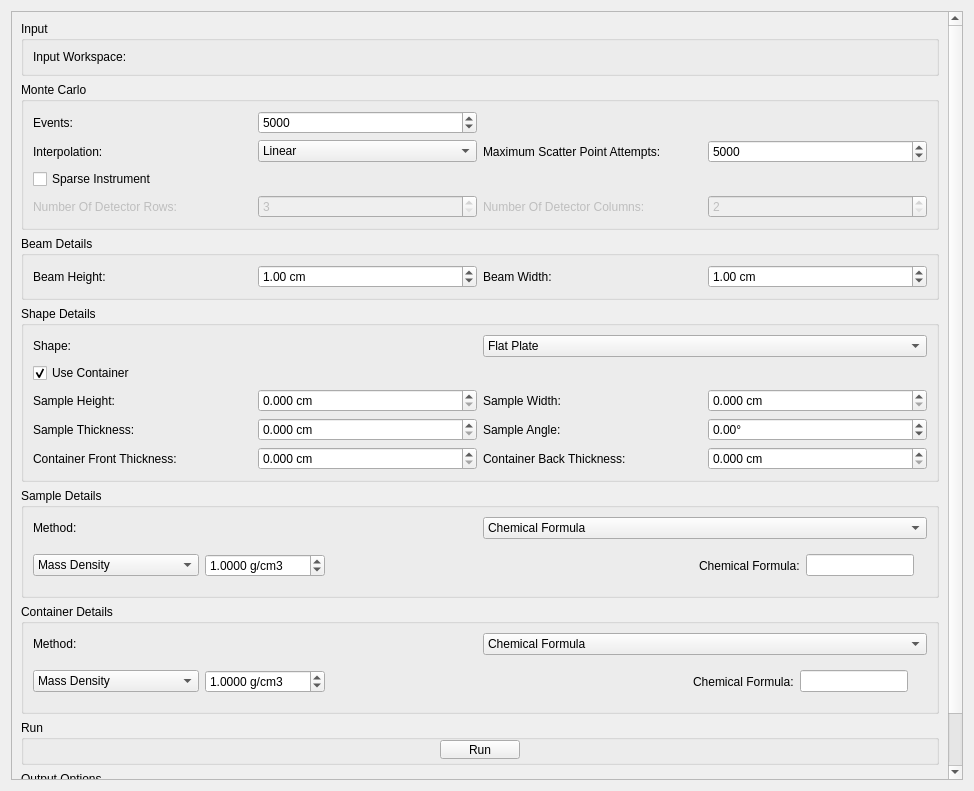
Old version of the form qt/scientific_interfaces/Indirect/AbsorptionCorrections.ui in the repository mantidproject/mantid.
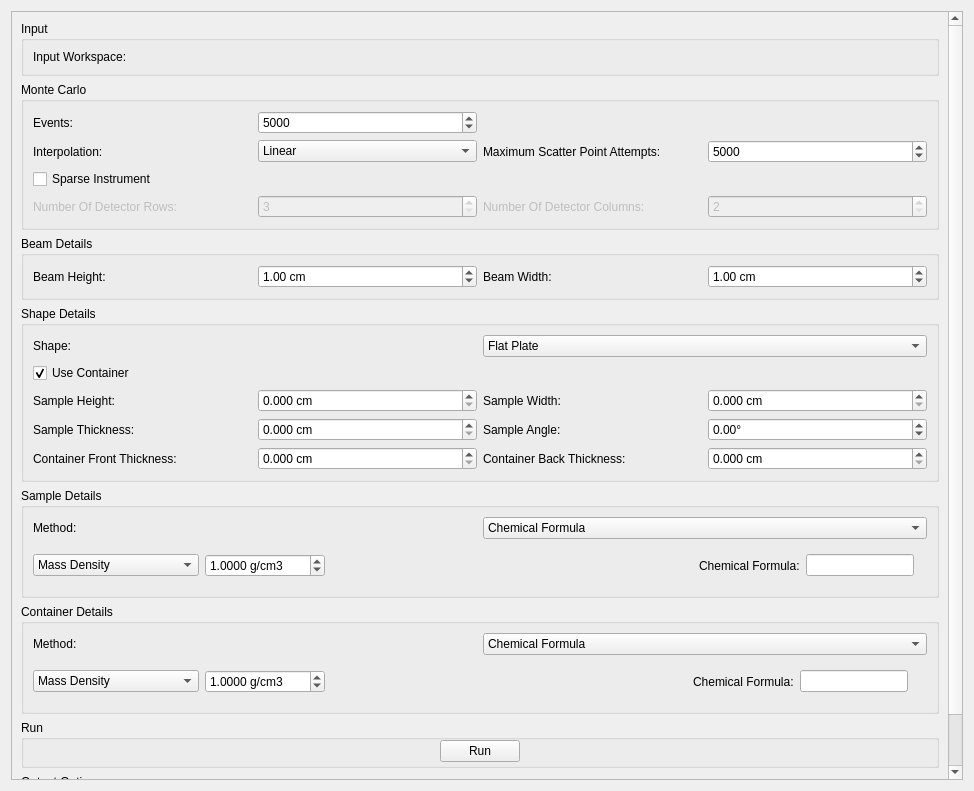
New version of the form. Custom widgets are drawn as their Qt base class.

Commit message: Remove minimum and max size restrictions for corrections ui widgets

Diff of the .ui file:
```diff
--- a/qt/scientific_interfaces/Indirect/AbsorptionCorrections.ui
+++ b/qt/scientific_interfaces/Indirect/AbsorptionCorrections.ui
@@ -1252,18 +1252,6 @@
        </item>
        <item>
         <widget class="QGroupBox" name="gbRun">
-         <property name="minimumSize">
-          <size>
-           <width>0</width>
-           <height>45</height>
-          </size>
-         </property>
-         <property name="maximumSize">
-          <size>
-           <width>16777215</width>
-           <height>45</height>
-          </size>
-         </property>
          <property name="title">
           <string>Run</string>
          </property>
@@ -1318,12 +1306,6 @@
            <verstretch>0</verstretch>
           </sizepolicy>
          </property>
-         <property name="minimumSize">
-          <size>
-           <width>0</width>
-           <height>56</height>
-          </size>
-         </property>
          <property name="title">
           <string>Output Options</string>
          </property>
@@ -1370,17 +1352,17 @@
   </layout>
  </widget>
  <customwidgets>
+  <customwidget>
+   <class>MantidQt::MantidWidgets::DataSelector</class>
+   <extends>QWidget</extends>
+   <header>MantidQtWidgets/Common/DataSelector.h</header>
+  </customwidget>
   <customwidget>
    <class>MantidQt::CustomInterfaces::IndirectPlotOptionsView</class>
    <extends>QWidget</extends>
    <header>IndirectPlotOptionsView.h</header>
    <container>1</container>
   </customwidget>
-  <customwidget>
-   <class>MantidQt::MantidWidgets::DataSelector</class>
-   <extends>QWidget</extends>
-   <header>MantidQtWidgets/Common/DataSelector.h</header>
-  </customwidget>
  </customwidgets>
  <tabstops>
   <tabstop>spNumberEvents</tabstop>
```
The commit also changes 3 other files.
